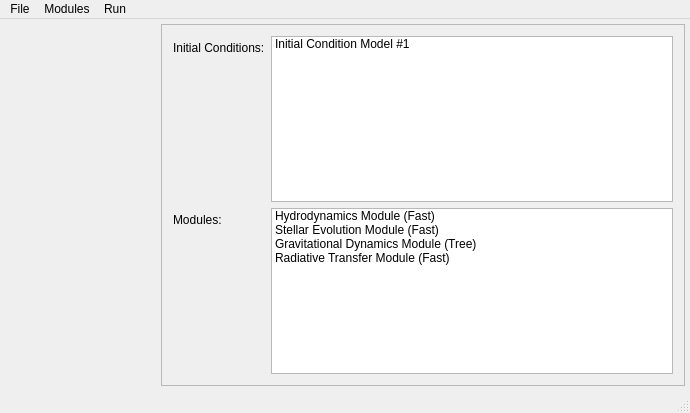
Before: the Qt Designer form Code/exp_design/ui_experimentmanager.ui in economou/gpunit, drawn with Qt 5.
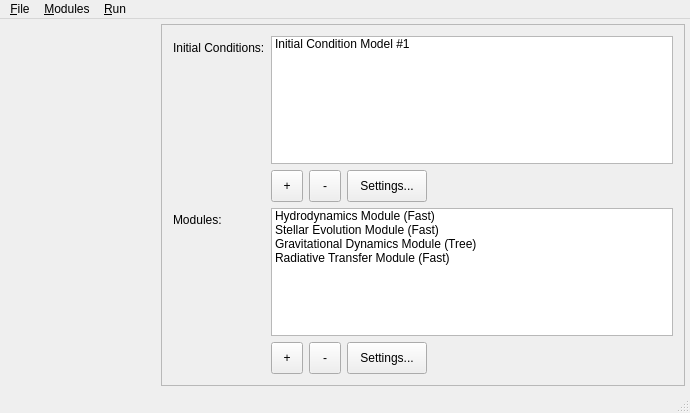
After: the same form once the commit is applied. Custom widgets are drawn as their Qt base class.

Commit message: Added more controls to the manager UI to add/remove modules and initial conditions.

The edit to the form file:
```diff
--- a/Code/exp_design/ui_experimentmanager.ui
+++ b/Code/exp_design/ui_experimentmanager.ui
@@ -34,7 +34,13 @@
      <number>5</number>
     </property>
     <item>
-     <widget class="ModulesToolbox" name="widget" native="true">
+     <widget class="ModulesToolbox" name="modulesToolbox" native="true">
+      <property name="sizePolicy">
+       <sizepolicy hsizetype="Fixed" vsizetype="Expanding">
+        <horstretch>0</horstretch>
+        <verstretch>0</verstretch>
+       </sizepolicy>
+      </property>
       <property name="minimumSize">
        <size>
         <width>150</width>
@@ -65,7 +71,7 @@
       </property>
       <layout class="QFormLayout" name="formLayout">
        <item row="0" column="1">
-        <widget class="QListWidget" name="listWidget">
+        <widget class="QListWidget" name="initCondList">
          <item>
           <property name="text">
            <string>Initial Condition Model #1</string>
@@ -74,14 +80,14 @@
         </widget>
        </item>
        <item row="0" column="0">
-        <widget class="QLabel" name="label">
+        <widget class="QLabel" name="initCondLabel">
          <property name="text">
           <string>Initial Conditions:</string>
          </property>
         </widget>
        </item>
-       <item row="1" column="1">
-        <widget class="QListWidget" name="listWidget_2">
+       <item row="3" column="1">
+        <widget class="QListWidget" name="moduleList">
          <item>
           <property name="text">
            <string>Hydrodynamics Module (Fast)</string>
@@ -104,13 +110,149 @@
          </item>
         </widget>
        </item>
-       <item row="1" column="0">
-        <widget class="QLabel" name="label_2">
+       <item row="3" column="0">
+        <widget class="QLabel" name="moduleLabel">
          <property name="text">
           <string>Modules:</string>
          </property>
         </widget>
        </item>
+       <item row="1" column="1">
+        <layout class="QHBoxLayout" name="horizontalLayout">
+         <item>
+          <widget class="QToolButton" name="addInitButton">
+           <property name="minimumSize">
+            <size>
+             <width>32</width>
+             <height>32</height>
+            </size>
+           </property>
+           <property name="maximumSize">
+            <size>
+             <width>32</width>
+             <height>32</height>
+            </size>
+           </property>
+           <property name="text">
+            <string>+</string>
+           </property>
+          </widget>
+         </item>
+         <item>
+          <widget class="QToolButton" name="removeInitButton">
+           <property name="minimumSize">
+            <size>
+             <width>32</width>
+             <height>32</height>
+            </size>
+           </property>
+           <property name="maximumSize">
+            <size>
+             <width>32</width>
+             <height>32</height>
+            </size>
+           </property>
+           <property name="text">
+            <string>-</string>
+           </property>
+          </widget>
+         </item>
+         <item>
+          <widget class="QPushButton" name="initSettingsButton">
+           <property name="minimumSize">
+            <size>
+             <width>0</width>
+             <height>32</height>
+            </size>
+           </property>
+           <property name="text">
+            <string>Settings...</string>
+           </property>
+          </widget>
+         </item>
+         <item>
+          <spacer name="horizontalSpacer">
+           <property name="orientation">
+            <enum>Qt::Horizontal</enum>
+           </property>
+           <property name="sizeHint" stdset="0">
+            <size>
+             <width>40</width>
+             <height>20</height>
+            </size>
+           </property>
+          </spacer>
+         </item>
+        </layout>
+       </item>
+       <item row="4" column="1">
+        <layout class="QHBoxLayout" name="horizontalLayout_2">
+         <item>
+          <widget class="QToolButton" name="addModuleButton">
+           <property name="minimumSize">
+            <size>
+             <width>32</width>
+             <height>32</height>
+            </size>
+           </property>
+           <property name="maximumSize">
+            <size>
+             <width>32</width>
+             <height>32</height>
+            </size>
+           </property>
+           <property name="text">
+            <string>+</string>
+           </property>
+          </widget>
+         </item>
+         <item>
+          <widget class="QToolButton" name="removeModuleButton">
+           <property name="minimumSize">
+            <size>
+             <width>32</width>
+             <height>32</height>
+            </size>
+           </property>
+           <property name="maximumSize">
+            <size>
+             <width>32</width>
+             <height>32</height>
+            </size>
+           </property>
+           <property name="text">
+            <string>-</string>
+           </property>
+          </widget>
+         </item>
+         <item>
+          <widget class="QPushButton" name="moduleSettingsButton">
+           <property name="minimumSize">
+            <size>
+             <width>0</width>
+             <height>32</height>
+            </size>
+           </property>
+           <property name="text">
+            <string>Settings...</string>
+           </property>
+          </widget>
+         </item>
+         <item>
+          <spacer name="horizontalSpacer_2">
+           <property name="orientation">
+            <enum>Qt::Horizontal</enum>
+           </property>
+           <property name="sizeHint" stdset="0">
+            <size>
+             <width>40</width>
+             <height>20</height>
+            </size>
+           </property>
+          </spacer>
+         </item>
+        </layout>
+       </item>
       </layout>
      </widget>
     </item>
@@ -122,13 +264,14 @@
      <x>0</x>
      <y>0</y>
      <width>690</width>
-     <height>24</height>
+     <height>25</height>
     </rect>
    </property>
    <widget class="QMenu" name="menuFile">
     <property name="title">
-     <string>File</string>
+     <string>&amp;File</string>
     </property>
+    <addaction name="separator"/>
     <addaction name="actionNew_Experiment"/>
     <addaction name="actionOpen_Experiment"/>
     <addaction name="actionSave_Experiment"/>
@@ -139,13 +282,13 @@
    </widget>
    <widget class="QMenu" name="menuRun">
     <property name="title">
-     <string>Run</string>
+     <string>&amp;Run</string>
     </property>
     <addaction name="actionRun_Experiment"/>
    </widget>
    <widget class="QMenu" name="menuModules">
     <property name="title">
-     <string>Modules</string>
+     <string>&amp;Modules</string>
     </property>
     <addaction name="actionImport_Module"/>
     <addaction name="actionEdit_Modules"/>
@@ -157,7 +300,7 @@
   <widget class="QStatusBar" name="statusBar"/>
   <action name="actionOpen_Experiment">
    <property name="text">
-    <string>Open Experiment...</string>
+    <string>&amp;Open Experiment...</string>
    </property>
    <property name="shortcut">
     <string>Ctrl+O</string>
@@ -168,7 +311,7 @@
   </action>
   <action name="actionNew_Experiment">
    <property name="text">
-    <string>New Experiment...</string>
+    <string>&amp;New Experiment...</string>
    </property>
    <property name="shortcut">
     <string>Ctrl+N</string>
@@ -176,7 +319,7 @@
   </action>
   <action name="actionSave_Experiment">
    <property name="text">
-    <string>Save Experiment</string>
+    <string>&amp;Save Experiment</string>
    </property>
    <property name="shortcut">
     <string>Ctrl+S</string>
@@ -184,7 +327,7 @@
   </action>
   <action name="actionClose">
    <property name="text">
-    <string>Close</string>
+    <string>&amp;Close</string>
    </property>
    <property name="shortcut">
     <string>Ctrl+W</string>
@@ -200,7 +343,7 @@
   </action>
   <action name="actionExport_experiment">
    <property name="text">
-    <string>Export Experiment...</string>
+    <string>E&amp;xport Experiment...</string>
    </property>
   </action>
   <action name="actionImport_Module">
```
Left out of the diff: 21 changed lines with no effect on the pictures. The commit also changes 5 other files.
